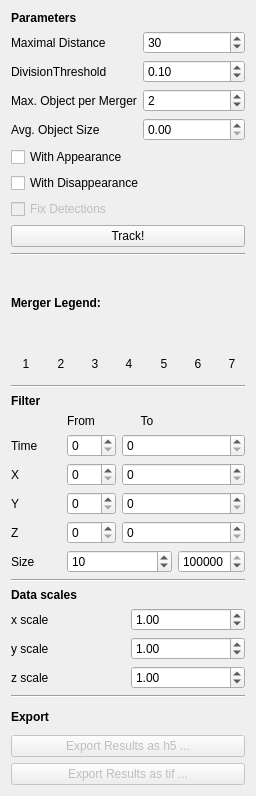
Old version of the form ilastik/applets/tracking/conservation/drawer.ui in the repository ilastik/ilastik.
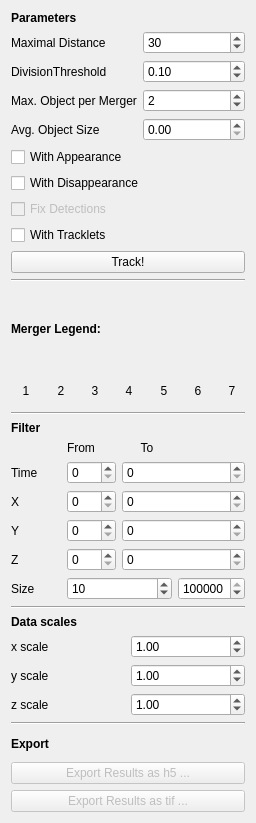
New version of the form.

Commit message: conservation tracking: added option for using tracklets

Diff of the .ui file:
```diff
--- a/ilastik/applets/tracking/conservation/drawer.ui
+++ b/ilastik/applets/tracking/conservation/drawer.ui
@@ -7,7 +7,7 @@
     <x>0</x>
     <y>0</y>
     <width>256</width>
-    <height>796</height>
+    <height>823</height>
    </rect>
   </property>
   <property name="sizePolicy">
@@ -149,6 +149,13 @@
        </property>
       </widget>
      </item>
+     <item>
+      <widget class="QCheckBox" name="trackletsBox">
+       <property name="text">
+        <string>With Tracklets</string>
+       </property>
+      </widget>
+     </item>
      <item>
       <widget class="QPushButton" name="TrackButton">
        <property name="styleSheet">
```
The commit also changes 2 other files.
